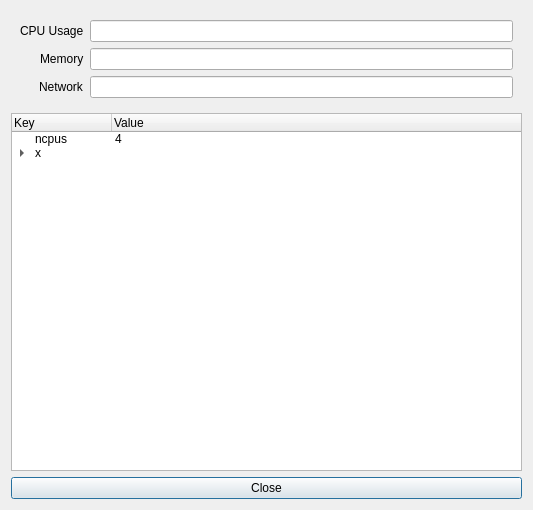
Before: the Qt Designer form infoContainer.ui in sujiwo/QtDocker, drawn with Qt 5.
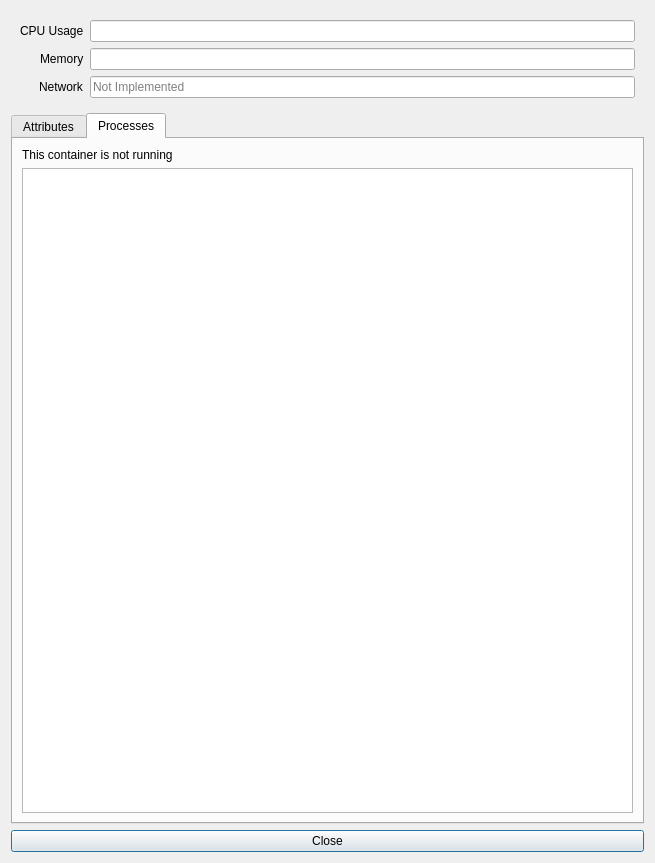
After: the same form once the commit is applied.

Commit message: Add process list of container

```diff
--- a/infoContainer.ui
+++ b/infoContainer.ui
@@ -6,8 +6,8 @@
    <rect>
     <x>0</x>
     <y>0</y>
-    <width>533</width>
-    <height>510</height>
+    <width>655</width>
+    <height>863</height>
    </rect>
   </property>
   <property name="windowTitle">
@@ -56,11 +56,25 @@
        </widget>
       </item>
       <item row="2" column="1">
-       <widget class="QLineEdit" name="netUsageDsp"/>
+       <widget class="QLineEdit" name="netUsageDsp">
+        <property name="placeholderText">
+         <string>Not Implemented</string>
+        </property>
+       </widget>
       </item>
      </layout>
     </widget>
    </item>
+   <item>
+    <widget class="QTabWidget" name="tabWidget">
+     <property name="currentIndex">
+      <number>1</number>
+     </property>
+     <widget class="QWidget" name="tab">
+      <attribute name="title">
+       <string>Attributes</string>
+      </attribute>
+      <layout class="QVBoxLayout" name="verticalLayout_2">
    <item>
     <widget class="QTreeWidget" name="containerAttrTree">
      <column>
@@ -105,6 +119,34 @@
        </property>
       </item>
      </item>
+        </widget>
+       </item>
+      </layout>
+     </widget>
+     <widget class="QWidget" name="tab_2">
+      <attribute name="title">
+       <string>Processes</string>
+      </attribute>
+      <layout class="QVBoxLayout" name="verticalLayout_3">
+       <item>
+        <widget class="QLabel" name="notRunningLbl">
+         <property name="text">
+          <string>This container is not running</string>
+         </property>
+        </widget>
+       </item>
+       <item>
+        <widget class="QTableView" name="procView">
+         <property name="selectionBehavior">
+          <enum>QAbstractItemView::SelectRows</enum>
+         </property>
+         <property name="sortingEnabled">
+          <bool>true</bool>
+         </property>
+        </widget>
+       </item>
+      </layout>
+     </widget>
     </widget>
    </item>
    <item>
```
Lines whose indentation alone changed are shown as unchanged. The commit also changes 7 other files.
